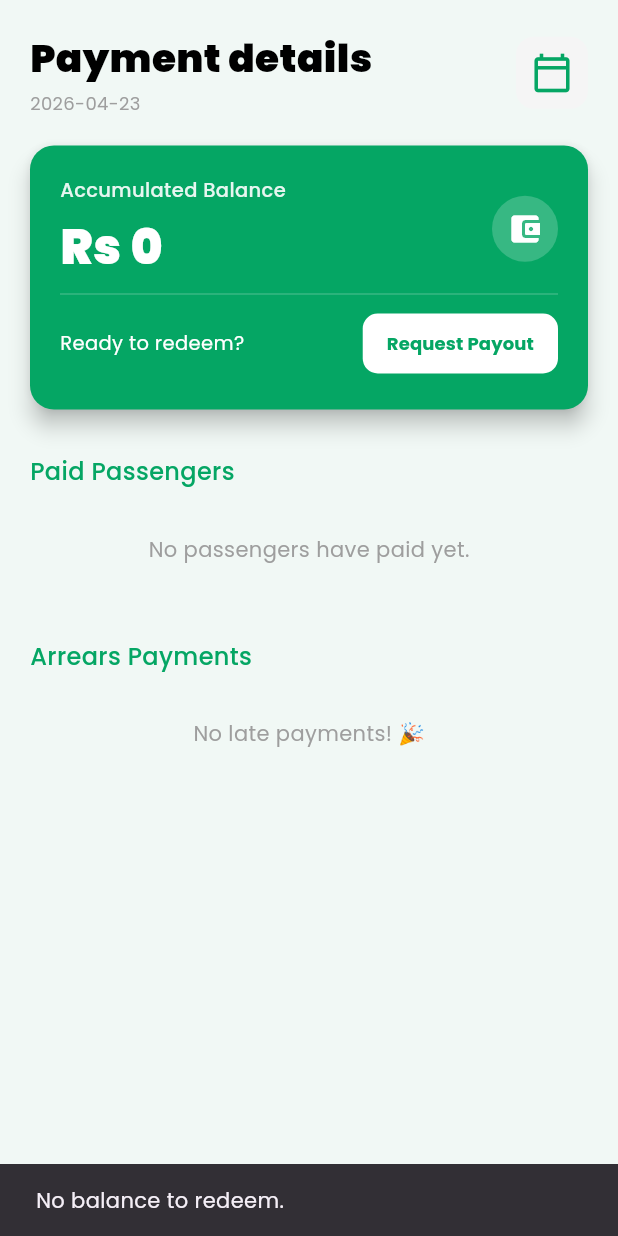
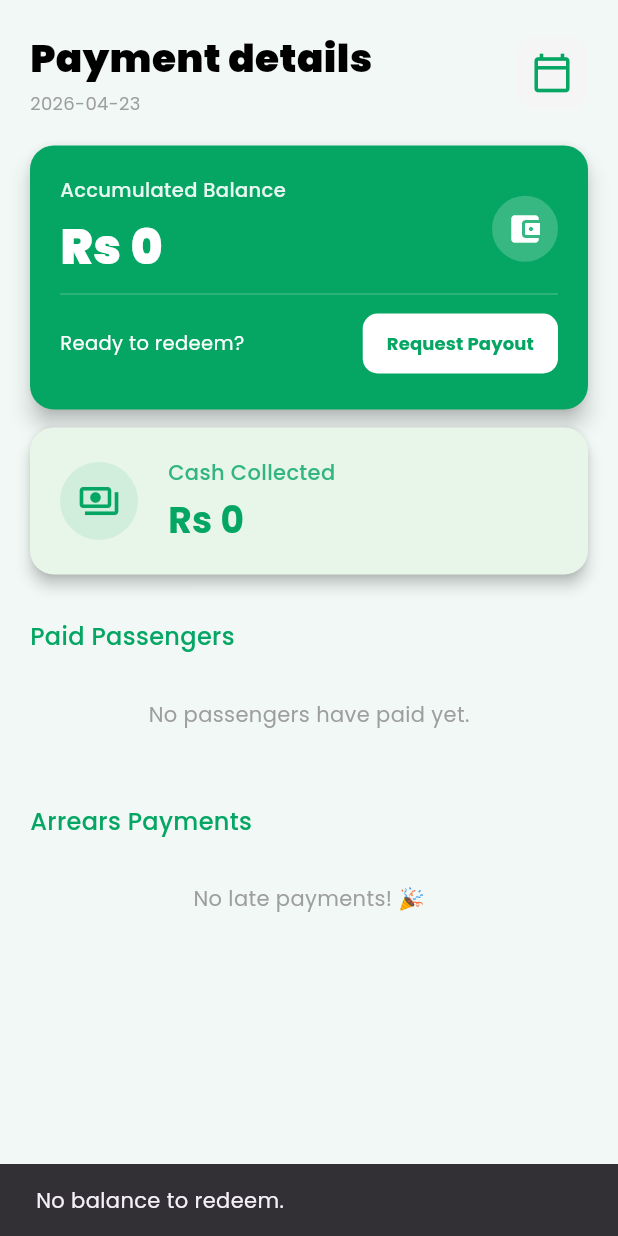
Before and after one commit to venuraka/Travel_pass, a Flutter app: the PaymentDetailsScreen screen opened directly, after a tap on "Request Payout", on a phone screen of 412 x 824 dp. Run offline on Flutter 3.47's test engine with Material 3 defaults, Android fonts, the phone set to English and light mode, and no system bars; our stand-ins replace cloud_firestore, cloud_functions, firebase_auth, firebase_core, firebase_database, firebase_messaging and 8 more; missing offline and left inert: payhere_mobilesdk_flutter; accounts and stored records are empty.

Commit message:
add paid by cash card

```diff
--- a/project/lib/Screens/Driver/PaymentDetails.dart
+++ b/project/lib/Screens/Driver/PaymentDetails.dart
@@ -6,6 +6,7 @@ import '../Components/Cards.dart';
 import '../Components/Topic.dart';
 import 'PaymentHistory.dart';
 import 'PaymentCollection.dart';
+import 'CashHistory.dart';
 import 'package:url_launcher/url_launcher.dart';
 import '../../controllers/DriverDashboardController.dart';
 
@@ -116,6 +117,19 @@ class _PaymentDetailsScreenState extends State<PaymentDetailsScreen> {
                         builder: (context, snapshot) {
                           final balance = snapshot.data ?? 0.0;
                           return _buildBalanceCard(balance);
+                        },
+                      ),
+                    ),
+                    const SizedBox(height: 12), // Space between cards
+
+                    // --- Cash Collected Card ---
+                    Padding(
+                      padding: const EdgeInsets.symmetric(horizontal: 20),
+                      child: StreamBuilder<double>(
+                        stream: _dbService.getCashEarningsStream(_driverId),
+                        builder: (context, snapshot) {
+                          final cash = snapshot.data ?? 0.0;
+                          return _buildCashCard(cash);
                         },
                       ),
                     ),
@@ -514,6 +528,67 @@ class _PaymentDetailsScreenState extends State<PaymentDetailsScreen> {
     );
   }
 
+  // --- NEW: Cash Card Widget ---
+  Widget _buildCashCard(double cash) {
+    return InkWell(
+      onTap: () {
+        Navigator.push(
+          context,
+          MaterialPageRoute(builder: (context) => const CashHistoryScreen()),
+        );
+      },
+      borderRadius: BorderRadius.circular(16),
+      child: Card(
+        elevation: 4,
+        margin: EdgeInsets.zero,
+        shape: RoundedRectangleBorder(
+          borderRadius: BorderRadius.circular(16.0),
+        ),
+        color: const Color(0xFFE8F5E9), // Light Green
+        child: Container(
+          padding: const EdgeInsets.all(20),
+          child: Row(
+            children: [
+              Container(
+                padding: const EdgeInsets.all(12),
+                decoration: BoxDecoration(
+                  color: appGreen.withOpacity(0.1),
+                  shape: BoxShape.circle,
+                ),
+                child: Icon(Icons.payments_outlined, color: appGreen, size: 28),
+              ),
+              const SizedBox(width: 20),
+              Expanded(
+                child: Column(
+                  crossAxisAlignment: CrossAxisAlignment.start,
+                  children: [
+                    Text(
+                      "Cash Collected",
+                      style: TextStyle(
+                        color: appGreen.withOpacity(0.8),
+                        fontSize: 14,
+                        fontWeight: FontWeight.w500,
+                      ),
+                    ),
+                    const SizedBox(height: 4),
+                    Text(
+                      "Rs ${cash.toInt()}",
+                      style: TextStyle(
+                        color: appGreen,
+                        fontSize: 24,
+                        fontWeight: FontWeight.bold,
+                      ),
+                    ),
+                  ],
+                ),
+              ),
+            ],
+          ),
+        ),
+      ),
+    );
+  }
+
   // --- NEW: Balance Card Widget ---
   Widget _buildBalanceCard(double balance) {
     const Color textColor = Colors.white;
@@ -534,7 +609,7 @@ class _PaymentDetailsScreenState extends State<PaymentDetailsScreen> {
         shape: RoundedRectangleBorder(
           borderRadius: BorderRadius.circular(16.0),
         ),
-        color: appGreen,
+        color: appGreen, // Dark Green
         child: Container(
           padding: const EdgeInsets.all(20.0),
           child: Column(
--- a/project/lib/services/Database.dart
+++ b/project/lib/services/Database.dart
@@ -733,8 +733,56 @@ class DatabaseService {
       return 0.0;
     });
   }
+  /// Returns a stream of the total cash collected by a driver.
+  Stream<double> getCashEarningsStream(String driverId) {
+    return _db
+        .collection('payments')
+        .where('driverId', isEqualTo: driverId)
+        .where('status', isEqualTo: 'cash')
+        .snapshots()
+        .map((snapshot) {
+      double total = 0.0;
+      for (var doc in snapshot.docs) {
+        final data = doc.data();
+        total += double.tryParse(data['amount']?.toString() ?? '0') ?? 0.0;
+      }
+      return total;
+    });
+  }
 
-  /// Returns a stream of redemption history for a driver.
+  /// Returns a stream of daily cash collection history for a driver.
+  Stream<List<Map<String, dynamic>>> getDailyCashHistoryStream(String driverId) {
+    return _db
+        .collection('payments')
+        .where('driverId', isEqualTo: driverId)
+        .where('status', isEqualTo: 'cash')
+        .snapshots()
+        .map((snapshot) {
+      final Map<String, Map<String, dynamic>> dailyMap = {};
+
+      for (var doc in snapshot.docs) {
+        final data = doc.data();
+        final date = data['date']?.toString().split('T').first.replaceAll('-', '/') ?? 'Unknown';
+        final amount = double.tryParse(data['amount']?.toString() ?? '0') ?? 0.0;
+
+        if (dailyMap.containsKey(date)) {
+          dailyMap[date]!['total'] += amount;
+          dailyMap[date]!['count'] += 1;
+        } else {
+          dailyMap[date] = {
+            'date': date,
+            'total': amount,
+            'count': 1,
+          };
+        }
+      }
+
+      // Convert map to list and sort by date descending
+      final historyList = dailyMap.values.toList();
+      historyList.sort((a, b) => b['date'].compareTo(a['date']));
+      return historyList;
+    });
+  }
   Stream<List<RedemptionModel>> getRedemptionsStream(String driverId) {
     return _db
         .collection('redemptions')
```
Also changed, not shown: project/lib/Screens/Driver/CashHistory.dart (added, +121 -0 lines).
